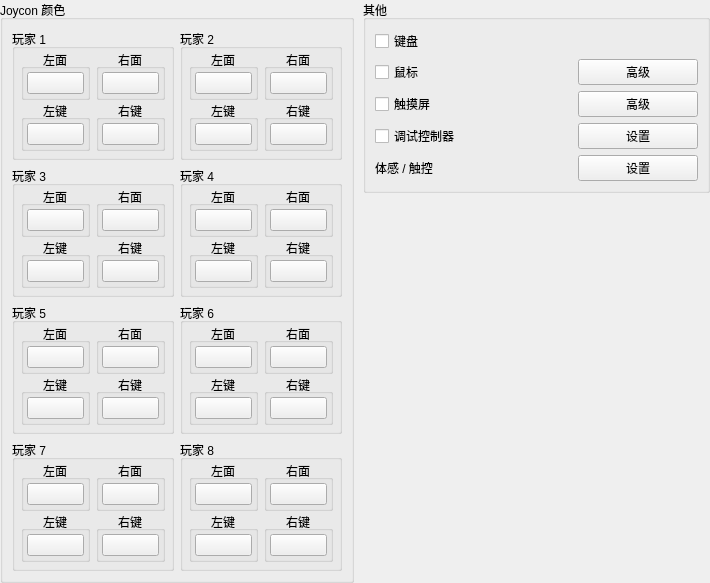
Before: the Qt Designer form src/yuzu/configuration/configure_input_advanced.ui in formylover/yuzu-early-access, drawn with Qt 5.
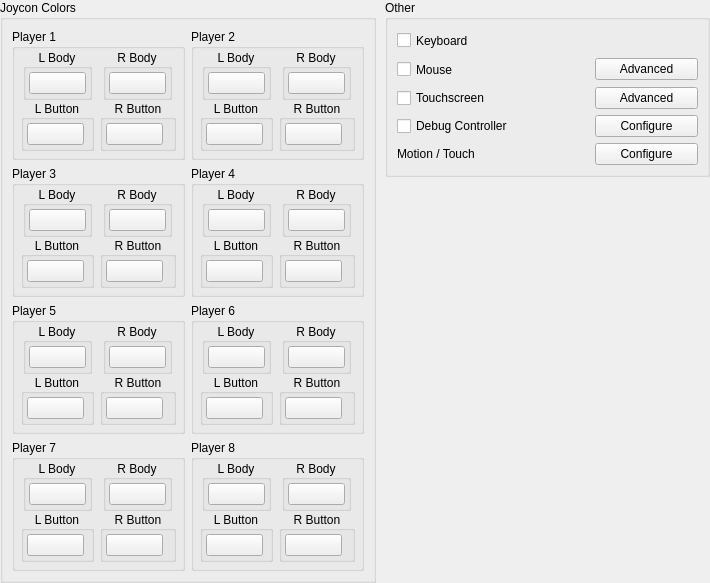
After: the same form once the commit is applied.

Diff of the .ui file:
```diff
--- a/src/yuzu/configuration/configure_input_advanced.ui
+++ b/src/yuzu/configuration/configure_input_advanced.ui
@@ -71,7 +71,7 @@
          <item>
           <widget class="QGroupBox" name="joyconColorsGroup">
            <property name="title">
-            <string>Joycon 颜色</string>
+            <string>Joycon Colors</string>
            </property>
            <layout class="QVBoxLayout" name="verticalLayout_3" stretch="1,1">
             <property name="leftMargin">
@@ -122,7 +122,7 @@
                   <item>
                    <widget class="QGroupBox" name="player1Group">
                     <property name="title">
-                     <string>玩家 1</string>
+                     <string>Player 1</string>
                     </property>
                     <layout class="QHBoxLayout" name="horizontalLayout_2">
                      <property name="spacing">
@@ -161,7 +161,7 @@
                         <item alignment="Qt::AlignHCenter">
                          <widget class="QGroupBox" name="player1LeftBodyGroup">
                           <property name="title">
-                           <string>左面</string>
+                           <string>L Body</string>
                           </property>
                           <property name="alignment">
                            <set>Qt::AlignCenter</set>
@@ -216,7 +216,7 @@
                         <item alignment="Qt::AlignHCenter">
                          <widget class="QGroupBox" name="player1LeftButtonsGroup">
                           <property name="title">
-                           <string>左键</string>
+                           <string>L Button</string>
                           </property>
                           <property name="alignment">
                            <set>Qt::AlignCenter</set>
@@ -292,7 +292,7 @@
                         <item alignment="Qt::AlignHCenter">
                          <widget class="QGroupBox" name="player1RightBodyGroup">
                           <property name="title">
-                           <string>右面</string>
+                           <string>R Body</string>
                           </property>
                           <property name="alignment">
                            <set>Qt::AlignCenter</set>
@@ -347,7 +347,7 @@
                         <item alignment="Qt::AlignHCenter">
                          <widget class="QGroupBox" name="player1RightButtonsGroup">
                           <property name="title">
-                           <string>右键</string>
+                           <string>R Button</string>
                           </property>
                           <property name="alignment">
                            <set>Qt::AlignCenter</set>
@@ -408,7 +408,7 @@
                   <item>
                    <widget class="QGroupBox" name="player2Group">
                     <property name="title">
-                     <string>玩家 2</string>
+                     <string>Player 2</string>
                     </property>
                     <layout class="QHBoxLayout" name="horizontalLayout_14">
                      <property name="spacing">
@@ -447,7 +447,7 @@
                         <item alignment="Qt::AlignHCenter">
                          <widget class="QGroupBox" name="player2LeftBodyGroup">
                           <property name="title">
-                           <string>左面</string>
+                           <string>L Body</string>
                           </property>
                           <property name="alignment">
                            <set>Qt::AlignCenter</set>
@@ -502,7 +502,7 @@
                         <item alignment="Qt::AlignHCenter">
                          <widget class="QGroupBox" name="player2LeftButtonsGroup">
                           <property name="title">
-                           <string>左键</string>
+                           <string>L Button</string>
                           </property>
                           <property name="alignment">
                            <set>Qt::AlignCenter</set>
@@ -578,7 +578,7 @@
                         <item alignment="Qt::AlignHCenter">
                          <widget class="QGroupBox" name="player2RightBodyGroup">
                           <property name="title">
-                           <string>右面</string>
+                           <string>R Body</string>
                           </property>
                           <property name="alignment">
                            <set>Qt::AlignCenter</set>
@@ -633,7 +633,7 @@
                         <item alignment="Qt::AlignHCenter">
                          <widget class="QGroupBox" name="player2RightButtonsGroup">
                           <property name="title">
-                           <string>右键</string>
+                           <string>R Button</string>
                           </property>
                           <property name="alignment">
                            <set>Qt::AlignCenter</set>
@@ -712,7 +712,7 @@
                   <item>
                    <widget class="QGroupBox" name="player3Group">
                     <property name="title">
-                     <string>玩家 3</string>
+                     <string>Player 3</string>
                     </property>
                     <layout class="QHBoxLayout" name="horizontalLayout_15">
                      <property name="spacing">
@@ -751,7 +751,7 @@
                         <item alignment="Qt::AlignHCenter">
                          <widget class="QGroupBox" name="player3LeftBodyGroup">
                           <property name="title">
-                           <string>左面</string>
+                           <string>L Body</string>
                           </property>
                           <property name="alignment">
                            <set>Qt::AlignCenter</set>
@@ -806,7 +806,7 @@
                         <item alignment="Qt::AlignHCenter">
                          <widget class="QGroupBox" name="player3LeftButtonsGroup">
                           <property name="title">
-                           <string>左键</string>
+                           <string>L Button</string>
                           </property>
                           <property name="alignment">
                            <set>Qt::AlignCenter</set>
@@ -882,7 +882,7 @@
                         <item alignment="Qt::AlignHCenter">
                          <widget class="QGroupBox" name="player3RightBodyGroup">
                           <property name="title">
-                           <string>右面</string>
+                           <string>R Body</string>
                           </property>
                           <property name="alignment">
                            <set>Qt::AlignCenter</set>
@@ -937,7 +937,7 @@
                         <item alignment="Qt::AlignHCenter">
                          <widget class="QGroupBox" name="player3RightButtonsGroup">
                           <property name="title">
-                           <string>右键</string>
+                           <string>R Button</string>
                           </property>
                           <property name="alignment">
                            <set>Qt::AlignCenter</set>
@@ -998,7 +998,7 @@
                   <item>
                    <widget class="QGroupBox" name="player4Group">
                     <property name="title">
-                     <string>玩家 4</string>
+                     <string>Player 4</string>
                     </property>
                     <layout class="QHBoxLayout" name="horizontalLayout_16">
                      <property name="spacing">
@@ -1037,7 +1037,7 @@
                         <item alignment="Qt::AlignHCenter">
                          <widget class="QGroupBox" name="player4LeftBodyGroup">
                           <property name="title">
-                           <string>左面</string>
+                           <string>L Body</string>
                           </property>
                           <property name="alignment">
                            <set>Qt::AlignCenter</set>
@@ -1092,7 +1092,7 @@
                         <item alignment="Qt::AlignHCenter">
                          <widget class="QGroupBox" name="player4LeftButtonsGroup">
                           <property name="title">
-                           <string>左键</string>
+                           <string>L Button</string>
                           </property>
                           <property name="alignment">
                            <set>Qt::AlignCenter</set>
@@ -1168,7 +1168,7 @@
                         <item alignment="Qt::AlignHCenter">
                          <widget class="QGroupBox" name="player4RightBodyGroup">
                           <property name="title">
-                           <string>右面</string>
+                           <string>R Body</string>
                           </property>
                           <property name="alignment">
                            <set>Qt::AlignCenter</set>
@@ -1223,7 +1223,7 @@
                         <item alignment="Qt::AlignHCenter">
                          <widget class="QGroupBox" name="player4RightButtonsGroup">
                           <property name="title">
-                           <string>右键</string>
+                           <string>R Button</string>
                           </property>
                           <property name="alignment">
                            <set>Qt::AlignCenter</set>
@@ -1323,7 +1323,7 @@
                   <item>
                    <widget class="QGroupBox" name="player5Group">
                     <property name="title">
-                     <string>玩家 5</string>
+                     <string>Player 5</string>
                     </property>
                     <layout class="QHBoxLayout" name="horizontalLayout_10">
                      <property name="spacing">
@@ -1362,7 +1362,7 @@
                         <item alignment="Qt::AlignHCenter">
                          <widget class="QGroupBox" name="player5LeftBodyGroup">
                           <property name="title">
-                           <string>左面</string>
+                           <string>L Body</string>
                           </property>
                           <property name="alignment">
                            <set>Qt::AlignCenter</set>
@@ -1417,7 +1417,7 @@
                         <item alignment="Qt::AlignHCenter">
                          <widget class="QGroupBox" name="player5LeftButtonsGroup">
                           <property name="title">
-                           <string>左键</string>
+                           <string>L Button</string>
                           </property>
                           <property name="alignment">
                            <set>Qt::AlignCenter</set>
@@ -1493,7 +1493,7 @@
                         <item alignment="Qt::AlignHCenter">
                          <widget class="QGroupBox" name="player5RightBodyGroup">
                           <property name="title">
-                           <string>右面</string>
+                           <string>R Body</string>
                           </property>
                           <property name="alignment">
                            <set>Qt::AlignCenter</set>
@@ -1548,7 +1548,7 @@
                         <item alignment="Qt::AlignHCenter">
                          <widget class="QGroupBox" name="player5RightButtonsGroup">
                           <property name="title">
-                           <string>右键</string>
+                           <string>R Button</string>
                           </property>
                           <property name="alignment">
                            <set>Qt::AlignCenter</set>
@@ -1609,7 +1609,7 @@
                   <item>
                    <widget class="QGroupBox" name="player6Group">
                     <property name="title">
-                     <string>玩家 6</string>
+                     <string>Player 6</string>
                     </property>
                     <layout class="QHBoxLayout" name="horizontalLayout_11">
                      <property name="spacing">
@@ -1648,7 +1648,7 @@
                         <item alignment="Qt::AlignHCenter">
                          <widget class="QGroupBox" name="player6LeftBodyGroup">
                           <property name="title">
-                           <string>左面</string>
+                           <string>L Body</string>
                           </property>
                           <property name="alignment">
                            <set>Qt::AlignCenter</set>
@@ -1703,7 +1703,7 @@
                         <item alignment="Qt::AlignHCenter">
                          <widget class="QGroupBox" name="player6LeftButtonsGroup">
                           <property name="title">
-                           <string>左键</string>
+                           <string>L Button</string>
                           </property>
                           <property name="alignment">
                            <set>Qt::AlignCenter</set>
@@ -1779,7 +1779,7 @@
                         <item alignment="Qt::AlignHCenter">
                          <widget class="QGroupBox" name="player6RightBodyGroup">
                           <property name="title">
-                           <string>右面</string>
+                           <string>R Body</string>
                           </property>
                           <property name="alignment">
                            <set>Qt::AlignCenter</set>
@@ -1834,7 +1834,7 @@
                         <item alignment="Qt::AlignHCenter">
                          <widget class="QGroupBox" name="player6RightButtonsGroup">
                           <property name="title">
-                           <string>右键</string>
+                           <string>R Button</string>
                           </property>
                           <property name="alignment">
                            <set>Qt::AlignCenter</set>
@@ -1913,7 +1913,7 @@
                   <item>
                    <widget class="QGroupBox" name="player7Group">
                     <property name="title">
-                     <string>玩家 7</string>
+                     <string>Player 7</string>
                     </property>
                     <layout class="QHBoxLayout" name="horizontalLayout_12">
                      <property name="spacing">
@@ -1952,7 +1952,7 @@
                         <item alignment="Qt::AlignHCenter">
                          <widget class="QGroupBox" name="player7LeftBodyGroup">
                           <property name="title">
-                           <string>左面</string>
+                           <string>L Body</string>
                           </property>
                           <property name="alignment">
                            <set>Qt::AlignCenter</set>
@@ -2007,7 +2007,7 @@
                         <item alignment="Qt::AlignHCenter">
                          <widget class="QGroupBox" name="player7LeftButtonsGroup">
                           <property name="title">
-                           <string>左键</string>
+                           <string>L Button</string>
                           </property>
                           <property name="alignment">
                            <set>Qt::AlignCenter</set>
@@ -2083,7 +2083,7 @@
                         <item alignment="Qt::AlignHCenter">
                          <widget class="QGroupBox" name="player7RightBodyGroup">
                           <property name="title">
-                           <string>右面</string>
+                           <string>R Body</string>
                           </property>
                           <property name="alignment">
                            <set>Qt::AlignCenter</set>
@@ -2138,7 +2138,7 @@
                         <item alignment="Qt::AlignHCenter">
                          <widget class="QGroupBox" name="player7RightButtonsGroup">
                           <property name="title">
-                           <string>右键</string>
+                           <string>R Button</string>
                           </property>
                           <property name="alignment">
                            <set>Qt::AlignCenter</set>
@@ -2199,7 +2199,7 @@
                   <item>
                    <widget class="QGroupBox" name="player8Group">
                     <property name="title">
-                     <string>玩家 8</string>
+                     <string>Player 8</string>
                     </property>
                     <layout class="QHBoxLayout" name="horizontalLayout_13">
                      <property name="spacing">
@@ -2238,7 +2238,7 @@
                         <item alignment="Qt::AlignHCenter">
                          <widget class="QGroupBox" name="player8LeftBodyGroup">
                           <property name="title">
-                           <string>左面</string>
+                           <string>L Body</string>
                           </property>
                           <property name="alignment">
                            <set>Qt::AlignCenter</set>
@@ -2293,7 +2293,7 @@
                         <item alignment="Qt::AlignHCenter">
                          <widget class="QGroupBox" name="player8LeftButtonsGroup">
                           <property name="title">
-                           <string>左键</string>
+                           <string>L Button</string>
                           </property>
                           <property name="alignment">
                            <set>Qt::AlignCenter</set>
@@ -2369,7 +2369,7 @@
                         <item alignment="Qt::AlignHCenter">
                          <widget class="QGroupBox" name="player8RightBodyGroup">
                           <property name="title">
-                           <string>右面</string>
+                           <string>R Body</string>
                           </property>
                           <property name="alignment">
                            <set>Qt::AlignCenter</set>
@@ -2424,7 +2424,7 @@
                         <item alignment="Qt::AlignHCenter">
                          <widget class="QGroupBox" name="player8RightButtonsGroup">
                           <property name="title">
-                           <string>右键</string>
+                           <string>R Button</string>
                           </property>
                           <property name="alignment">
                            <set>Qt::AlignCenter</set>
@@ -2530,7 +2530,7 @@
             <item>
              <widget class="QGroupBox" name="gridGroupBox_3">
               <property name="title">
-               <string>其他</string>
+               <string>Other</string>
               </property>
               <layout class="QGridLayout" name="gridLayout_3">
                <item row="0" column="0">
@@ -2542,14 +2542,14 @@
                   </size>
                  </property>
                  <property name="text">
-                  <string>键盘</string>
+                  <string>Keyboard</string>
                  </property>
                 </widget>
                </item>
                <item row="4" column="2">
                 <widget class="QPushButton" name="touchscreen_advanced">
                  <property name="text">
-                  <string>高级</string>
+                  <string>Advanced</string>
                  </property>
                 </widget>
                </item>
@@ -2572,14 +2572,14 @@
                <item row="1" column="2">
                 <widget class="QPushButton" name="mouse_advanced">
                  <property name="text">
-                  <string>高级</string>
+                  <string>Advanced</string>
                  </property>
                 </widget>
                </item>
                <item row="4" column="0">
                 <widget class="QCheckBox" name="touchscreen_enabled">
                  <property name="text">
-                  <string>触摸屏</string>
+                  <string>Touchscreen</string>
                  </property>
                 </widget>
                </item>
@@ -2592,35 +2592,35 @@
                   </size>
                  </property>
                  <property name="text">
-                  <string>鼠标</string>
+                  <string>Mouse</string>
                  </property>
                 </widget>
                </item>
                <item row="6" column="0">
                 <widget class="QLabel" name="motion_touch">
                  <property name="text">
-                  <string>体感 / 触控</string>
+                  <string>Motion / Touch</string>
                  </property>
                 </widget>
                </item>
                <item row="6" column="2">
                 <widget class="QPushButton" name="buttonMotionTouch">
                  <property name="text">
-                  <string>设置</string>
+                  <string>Configure</string>
                  </property>
                 </widget>
                </item>
                <item row="5" column="0">
                 <widget class="QCheckBox" name="debug_enabled">
                  <property name="text">
-                  <string>调试控制器</string>
+                  <string>Debug Controller</string>
                  </property>
                 </widget>
                </item>
                <item row="5" column="2">
                 <widget class="QPushButton" name="debug_configure">
                  <property name="text">
-                  <string>设置</string>
+                  <string>Configure</string>
                  </property>
                 </widget>
                </item>
```
Left out of the diff: 2 changed lines with no effect on the pictures.
